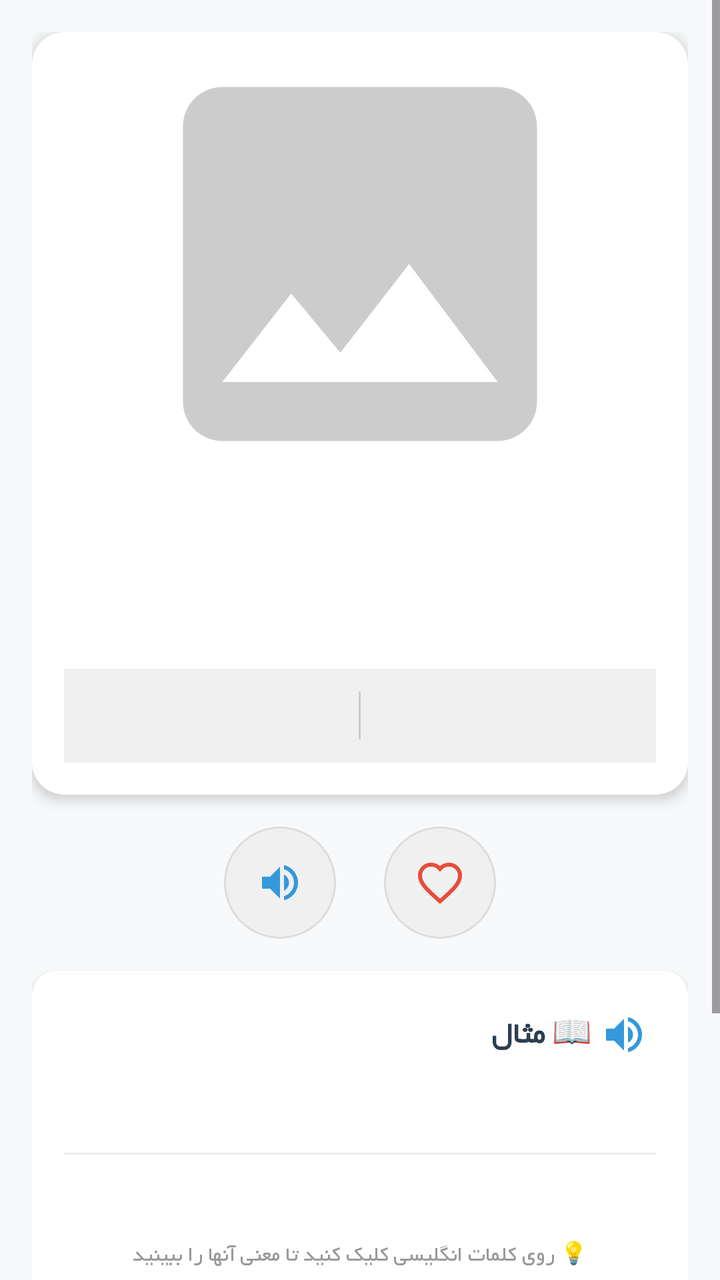
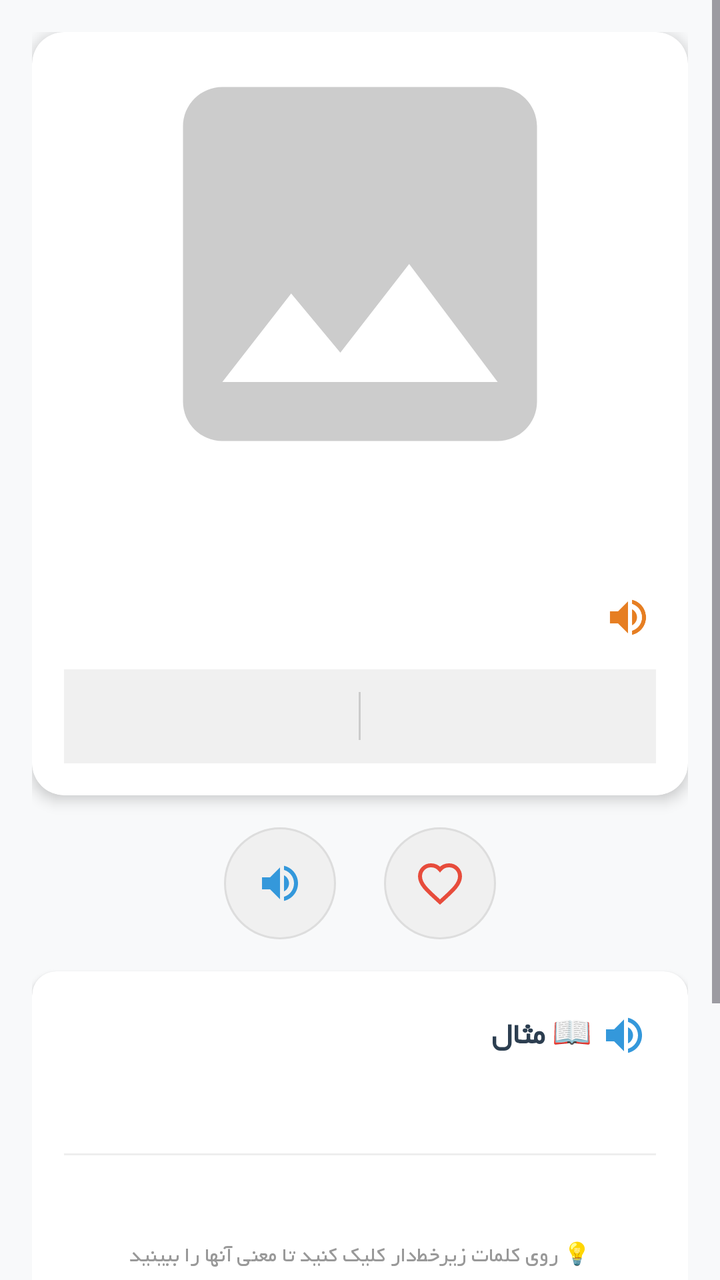

Compare the two renders of this Android layout. The source of the first and the diff that turns it into the second are given below.
<!-- AndroidManifest.xml: application theme Theme.VisualDictionaryWizard -->
<!-- res/layout/activity_word_detail.xml -->
<?xml version="1.0" encoding="utf-8"?>
<ScrollView xmlns:android="http://schemas.android.com/apk/res/android"
    xmlns:app="http://schemas.android.com/apk/res-auto"
    xmlns:cardview="http://schemas.android.com/apk/res-auto"
    android:layout_width="match_parent"
    android:layout_height="match_parent"
    android:background="#f8f9fa"
    android:layoutDirection="rtl"
    android:fillViewport="true">

    <LinearLayout
        android:layout_width="match_parent"
        android:layout_height="wrap_content"
        android:orientation="vertical"
        android:padding="16dp">

        
        <androidx.cardview.widget.CardView
            android:id="@+id/headerCardView"
            android:layout_width="match_parent"
            android:layout_height="wrap_content"
            android:layout_marginBottom="16dp"
            app:cardCornerRadius="16dp"
            app:cardElevation="4dp"
            app:cardBackgroundColor="#FFFFFF">

            <LinearLayout
                android:layout_width="match_parent"
                android:layout_height="wrap_content"
                android:orientation="vertical"
                android:padding="16dp">

                
                <FrameLayout
                    android:layout_width="match_parent"
                    android:layout_height="200dp"
                    android:layout_marginBottom="16dp">

                    <ImageView
                        android:id="@+id/wordImageView"
                        android:layout_width="match_parent"
                        android:layout_height="match_parent"
                        android:layout_marginRight="30dp"
                        android:layout_marginLeft="30dp"
                        android:scaleType="centerCrop"
                        android:src="@drawable/ic_no_image" />

                    <ProgressBar
                        android:id="@+id/imageProgressBar"
                        android:layout_width="wrap_content"
                        android:layout_height="wrap_content"
                        android:layout_gravity="center"
                        android:visibility="gone" />

                </FrameLayout>

                
                <TextView
                    android:fontFamily="@font/yekan"
                    android:id="@+id/wordText"
                    android:layout_width="match_parent"
                    android:layout_height="wrap_content"
                    android:textSize="28sp"
                    android:textStyle="bold"
                    android:textColor="#2c3e50"
                    android:gravity="center" />

                <TextView
                    android:fontFamily="@font/yekan"
                    android:id="@+id/persianText"
                    android:layout_width="match_parent"
                    android:layout_height="wrap_content"
                    android:textSize="18sp"
                    android:textColor="#7f8c8d"
                    android:gravity="center"
                    android:layout_marginTop="4dp" />

                
                <LinearLayout
                    android:layout_width="match_parent"
                    android:layout_height="wrap_content"
                    android:orientation="horizontal"
                    android:gravity="center"
                    android:layout_marginTop="12dp"
                    android:padding="8dp"
                    android:background="#f0f0f0">

                    <TextView
                        android:fontFamily="@font/yekan"
                        android:id="@+id/pronunciationText"
                        android:layout_width="0dp"
                        android:layout_height="wrap_content"
                        android:layout_weight="1"
                        android:textSize="14sp"
                        android:textColor="#555"
                        android:gravity="center" />

                    <View
                        android:layout_width="1dp"
                        android:layout_height="24dp"
                        android:background="#ccc" />

                    <TextView
                        android:id="@+id/levelText"
                        android:layout_width="0dp"
                        android:layout_height="wrap_content"
                        android:layout_weight="1"
                        android:textSize="14sp"
                        android:textColor="#fff"
                        android:gravity="center"
                        android:padding="6dp"
                        android:textStyle="bold" />

                </LinearLayout>

            </LinearLayout>

        </androidx.cardview.widget.CardView>

        
        <LinearLayout
            android:layout_width="match_parent"
            android:layout_height="wrap_content"
            android:orientation="horizontal"
            android:gravity="center"
            android:layout_marginBottom="16dp">

            <ImageButton
                android:id="@+id/speakIcon"
                android:layout_width="56dp"
                android:layout_height="56dp"
                android:src="@drawable/ic_speaker"
                android:background="@drawable/circle_background"
                app:tint="#3498db"
                android:layout_marginEnd="24dp" />

            <ImageButton
                android:id="@+id/favoriteIcon"
                android:layout_width="56dp"
                android:layout_height="56dp"
                android:src="@drawable/ic_favorite_outline"
                android:background="@drawable/circle_background"
                app:tint="#e74c3c" />

        </LinearLayout>

        
        <androidx.cardview.widget.CardView
            android:id="@+id/exampleCard"
            android:layout_width="match_parent"
            android:layout_height="wrap_content"
            android:layout_marginBottom="12dp"
            app:cardCornerRadius="12dp"
            app:cardElevation="2dp"
            app:cardBackgroundColor="#FFFFFF">

            <LinearLayout
                android:layout_width="match_parent"
                android:layout_height="wrap_content"
                android:orientation="vertical"
                android:padding="16dp">

                
                <LinearLayout
                    android:layout_width="match_parent"
                    android:layout_height="wrap_content"
                    android:orientation="horizontal"
                    android:gravity="center_vertical">

                    <TextView
                        android:fontFamily="@font/yekan"
                        android:layout_width="0dp"
                        android:layout_height="wrap_content"
                        android:layout_weight="1"
                        android:text="📖 مثال"
                        android:textStyle="bold"
                        android:textSize="16sp"
                        android:textColor="#2c3e50" />

                    <ImageButton
                        android:id="@+id/speakExampleIcon"
                        android:layout_width="32dp"
                        android:layout_height="32dp"
                        android:src="@drawable/ic_speaker_small"
                        android:background="?attr/selectableItemBackgroundBorderless"
                        android:contentDescription="تلفظ مثال"
                        app:tint="#3498db" />

                </LinearLayout>

                <TextView
                    android:fontFamily="@font/yekan"
                    android:id="@+id/exampleText"
                    android:layout_width="match_parent"
                    android:layout_height="wrap_content"
                    android:textSize="15sp"
                    android:textColor="#555"
                    android:layout_marginTop="8dp"
                    android:lineSpacingExtra="4dp"
                    android:textIsSelectable="true" />

                <View
                    android:layout_width="match_parent"
                    android:layout_height="1dp"
                    android:background="#eee"
                    android:layout_marginVertical="12dp" />

                <TextView
                    android:fontFamily="@font/yekan"
                    android:id="@+id/exampleTranslationText"
                    android:layout_width="match_parent"
                    android:layout_height="wrap_content"
                    android:textSize="14sp"
                    android:textColor="#7f8c8d"
                    android:lineSpacingExtra="4dp" />

                
                <TextView
                    android:fontFamily="@font/yekan"
                    android:layout_width="match_parent"
                    android:layout_height="wrap_content"
                    android:text="💡 روی کلمات انگلیسی کلیک کنید تا معنی آنها را ببینید"
                    android:textSize="11sp"
                    android:textColor="#999"
                    android:layout_marginTop="8dp"
                    android:gravity="center" />

            </LinearLayout>

        </androidx.cardview.widget.CardView>

        
        <androidx.cardview.widget.CardView
            android:id="@+id/synonymCard"
            android:layout_width="match_parent"
            android:layout_height="wrap_content"
            android:layout_marginBottom="16dp"
            app:cardCornerRadius="12dp"
            app:cardElevation="2dp"
            app:cardBackgroundColor="#FFFFFF">

            <LinearLayout
                android:layout_width="match_parent"
                android:layout_height="wrap_content"
                android:orientation="vertical"
                android:padding="16dp">

                <TextView
                    android:fontFamily="@font/yekan"
                    android:layout_width="wrap_content"
                    android:layout_height="wrap_content"
                    android:text="🔄 مترادف"
                    android:textStyle="bold"
                    android:textSize="16sp"
                    android:textColor="#2c3e50" />

                <TextView
                    android:fontFamily="@font/yekan"
                    android:id="@+id/synonymText"
                    android:layout_width="match_parent"
                    android:layout_height="wrap_content"
                    android:textSize="15sp"
                    android:textColor="#555"
                    android:layout_marginTop="8dp"
                    android:textIsSelectable="true" />

                
                <TextView
                    android:fontFamily="@font/yekan"
                    android:layout_width="match_parent"
                    android:layout_height="wrap_content"
                    android:text="💡 روی هر مترادف کلیک کنید تا معنی آن را ببینید"
                    android:textSize="11sp"
                    android:textColor="#999"
                    android:layout_marginTop="8dp"
                    android:gravity="center" />

            </LinearLayout>

        </androidx.cardview.widget.CardView>

    </LinearLayout>

</ScrollView>
<!-- resources referenced by this layout -->
<resources>
  <!-- drawable circle_background (drawable) -->
  <?xml version="1.0" encoding="utf-8"?>
  <shape xmlns:android="http://schemas.android.com/apk/res/android">
      <solid android:color="#f0f0f0"/>
      <corners android:radius="28dp"/>
      <stroke android:width="1dp" android:color="#ddd"/>
  </shape>
  <!-- drawable ic_favorite_outline (drawable) -->
  <vector xmlns:android="http://schemas.android.com/apk/res/android"
      android:width="24dp"
      android:height="24dp"
      android:viewportWidth="24"
      android:viewportHeight="24">
  
      <path
          android:fillColor="#00000000"
          android:strokeColor="#E74C3C"
          android:strokeWidth="2"
          android:pathData="M12,21.35l-1.45,-1.32C5.4,15.36 2,12.28 2,8.5 2,5.42 4.42,3 7.5,3c1.74,0 3.41,0.81 4.5,2.09C13.09,3.81 14.76,3 16.5,3 19.58,3 22,5.42 22,8.5c0,3.78 -3.4,6.86 -8.55,11.54L12,21.35z"/>
  
  </vector>
  <!-- drawable ic_no_image (drawable) -->
  <vector xmlns:android="http://schemas.android.com/apk/res/android"
      android:width="120dp"
      android:height="120dp"
      android:viewportWidth="24"
      android:viewportHeight="24">
  
      <path
          android:fillColor="#CCCCCC"
          android:pathData="M21,19V5c0,-1.1 -0.9,-2 -2,-2H5c-1.1,0 -2,0.9 -2,2v14c0,1.1 0.9,2 2,2h14c1.1,0 2,-0.9 2,-2zM8.5,13.5l2.5,3.01L14.5,12l4.5,6H5l3.5,-4.5z"/>
  
  </vector>
  <!-- drawable ic_speaker (drawable) -->
  <vector xmlns:android="http://schemas.android.com/apk/res/android"
      android:width="24dp"
      android:height="24dp"
      android:viewportWidth="24"
      android:viewportHeight="24">
  
      <path
          android:fillColor="#3498db"
          android:pathData="M3,9v6h4l5,5V4L7,9H3zm13.5,3c0,-1.77 -1.02,-3.29 -2.5,-4.03v8.05c1.48,-0.73 2.5,-2.25 2.5,-4.02zM14,3.23v2.06c2.89,0.86 5,3.54 5,6.71s-2.11,5.85 -5,6.71v2.06c4.01,-0.91 7,-4.49 7,-8.77s-2.99,-7.86 -7,-8.77z"/>
  
  </vector>
  <!-- drawable ic_speaker_small (drawable) -->
  <vector xmlns:android="http://schemas.android.com/apk/res/android"
      android:width="24dp"
      android:height="24dp"
      android:viewportWidth="24"
      android:viewportHeight="24">
      <path
          android:fillColor="#3498db"
          android:pathData="M3,9v6h4l5,5V4L7,9H3zm13.5,3c0,-1.77 -1.02,-3.29 -2.5,-4.03v8.05c1.48,-0.73 2.5,-2.25 2.5,-4.02zM14,3.23v2.06c2.89,0.86 5,3.54 5,6.71s-2.11,5.85 -5,6.71v2.06c4.01,-0.91 7,-4.49 7,-8.77s-2.99,-7.86 -7,-8.77z"/>
  </vector>
  <style name="Theme.VisualDictionaryWizard" parent="Base.Theme.VisualDictionaryWizard" />
  <style name="Base.Theme.VisualDictionaryWizard" parent="Theme.Material3.DayNight.NoActionBar">
          
          
      </style>
</resources>

<!-- the commit's change to res/layout/activity_word_detail.xml (unified diff, before → after) -->
@@ -55,25 +55,50 @@
                 </FrameLayout>
 
                 
-                <TextView
-                    android:fontFamily="@font/yekan"
-                    android:id="@+id/wordText"
-                    android:layout_width="match_parent"
-                    android:layout_height="wrap_content"
-                    android:textSize="28sp"
-                    android:textStyle="bold"
-                    android:textColor="#2c3e50"
-                    android:gravity="center" />
-
-                <TextView
-                    android:fontFamily="@font/yekan"
-                    android:id="@+id/persianText"
-                    android:layout_width="match_parent"
-                    android:layout_height="wrap_content"
-                    android:textSize="18sp"
-                    android:textColor="#7f8c8d"
-                    android:gravity="center"
-                    android:layout_marginTop="4dp" />
+                <LinearLayout
+                    android:layout_width="match_parent"
+                    android:layout_height="wrap_content"
+                    android:orientation="vertical">
+
+                    <TextView
+                        android:fontFamily="@font/yekan"
+                        android:id="@+id/wordText"
+                        android:layout_width="match_parent"
+                        android:layout_height="wrap_content"
+                        android:textSize="28sp"
+                        android:textStyle="bold"
+                        android:textColor="#2c3e50"
+                        android:gravity="center" />
+
+                    <LinearLayout
+                        android:layout_width="match_parent"
+                        android:layout_height="wrap_content"
+                        android:orientation="horizontal"
+                        android:gravity="center"
+                        android:layout_marginTop="4dp">
+
+                        <TextView
+                            android:fontFamily="@font/yekan"
+                            android:id="@+id/persianText"
+                            android:layout_width="0dp"
+                            android:layout_height="wrap_content"
+                            android:layout_weight="1"
+                            android:textSize="18sp"
+                            android:textColor="#7f8c8d"
+                            android:gravity="center" />
+
+                        <ImageButton
+                            android:id="@+id/speakPersianIcon"
+                            android:layout_width="28dp"
+                            android:layout_height="28dp"
+                            android:src="@drawable/ic_speaker_small"
+                            android:background="?attr/selectableItemBackgroundBorderless"
+                            android:contentDescription="تلفظ فارسی"
+                            app:tint="#e67e22" />
+
+                    </LinearLayout>
+
+                </LinearLayout>
 
                 
                 <LinearLayout
@@ -219,7 +244,7 @@
                     android:fontFamily="@font/yekan"
                     android:layout_width="match_parent"
                     android:layout_height="wrap_content"
-                    android:text="💡 روی کلمات انگلیسی کلیک کنید تا معنی آنها را ببینید"
+                    android:text="💡 روی کلمات زیرخط‌دار کلیک کنید تا معنی آنها را ببینید"
                     android:textSize="11sp"
                     android:textColor="#999"
                     android:layout_marginTop="8dp"
@@ -245,14 +270,33 @@
                 android:orientation="vertical"
                 android:padding="16dp">
 
-                <TextView
-                    android:fontFamily="@font/yekan"
-                    android:layout_width="wrap_content"
-                    android:layout_height="wrap_content"
-                    android:text="🔄 مترادف"
-                    android:textStyle="bold"
-                    android:textSize="16sp"
-                    android:textColor="#2c3e50" />
+                
+                <LinearLayout
+                    android:layout_width="match_parent"
+                    android:layout_height="wrap_content"
+                    android:orientation="horizontal"
+                    android:gravity="center_vertical">
+
+                    <TextView
+                        android:fontFamily="@font/yekan"
+                        android:layout_width="0dp"
+                        android:layout_height="wrap_content"
+                        android:layout_weight="1"
+                        android:text="🔄 مترادف"
+                        android:textStyle="bold"
+                        android:textSize="16sp"
+                        android:textColor="#2c3e50" />
+
+                    <ImageButton
+                        android:id="@+id/speakSynonymIcon"
+                        android:layout_width="32dp"
+                        android:layout_height="32dp"
+                        android:src="@drawable/ic_speaker_small"
+                        android:background="?attr/selectableItemBackgroundBorderless"
+                        android:contentDescription="تلفظ مترادف"
+                        app:tint="#9b59b6" />
+
+                </LinearLayout>
 
                 <TextView
                     android:fontFamily="@font/yekan"
@@ -263,6 +307,35 @@
                     android:textColor="#555"
                     android:layout_marginTop="8dp"
                     android:textIsSelectable="true" />
+
+                
+                <LinearLayout
+                    android:id="@+id/synonymPersianLayout"
+                    android:layout_width="match_parent"
+                    android:layout_height="wrap_content"
+                    android:orientation="horizontal"
+                    android:layout_marginTop="8dp"
+                    android:padding="8dp"
+                    android:background="#f8f9fa"
+                    android:visibility="gone">
+
+                    <TextView
+                        android:fontFamily="@font/yekan"
+                        android:layout_width="wrap_content"
+                        android:layout_height="wrap_content"
+                        android:text="🇮🇷 "
+                        android:textSize="14sp"
+                        android:textColor="#7f8c8d" />
+
+                    <TextView
+                        android:fontFamily="@font/yekan"
+                        android:id="@+id/synonymPersianText"
+                        android:layout_width="match_parent"
+                        android:layout_height="wrap_content"
+                        android:textSize="14sp"
+                        android:textColor="#7f8c8d" />
+
+                </LinearLayout>
 
                 
                 <TextView
